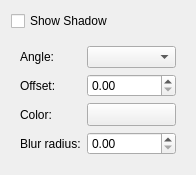
Qt form libs/widgets/KoShadowConfigWidget.ui (KDE/calligra) before a commit.
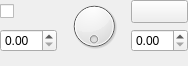
The same form after that commit. Custom widgets are drawn as their Qt base class.

Commit message:
Move shadow properties from docker to default tool option widget.
the option widget can be employed by other tools that find it useful, however
I don't see any other tools right now where it would make sense

What changed in the file:
```diff
--- a/libs/widgets/KoShadowConfigWidget.ui
+++ b/libs/widgets/KoShadowConfigWidget.ui
@@ -6,92 +6,72 @@
    <rect>
     <x>0</x>
     <y>0</y>
-    <width>196</width>
-    <height>148</height>
+    <width>188</width>
+    <height>66</height>
    </rect>
   </property>
   <layout class="QGridLayout" name="gridLayout_2">
-   <item row="0" column="0">
+   <property name="margin">
+    <number>0</number>
+   </property>
+   <item row="3" column="0">
     <widget class="QCheckBox" name="shadowVisible">
      <property name="text">
-      <string>Show Shadow</string>
+      <string/>
      </property>
     </widget>
    </item>
-   <item row="1" column="0">
-    <widget class="QWidget" name="shadowOptions" native="true">
-     <layout class="QGridLayout" name="gridLayout">
-      <item row="0" column="0">
-       <widget class="QLabel" name="label">
-        <property name="text">
-         <string>Angle:</string>
-        </property>
-       </widget>
-      </item>
-      <item row="0" column="1" colspan="2">
-       <widget class="KoSliderCombo" name="shadowAngle"/>
-      </item>
-      <item row="1" column="0">
-       <widget class="QLabel" name="label_2">
-        <property name="text">
-         <string>Offset:</string>
-        </property>
-       </widget>
-      </item>
-      <item row="1" column="1" colspan="2">
-       <widget class="KoUnitDoubleSpinBox" name="shadowOffset"/>
-      </item>
-      <item row="2" column="0">
-       <widget class="QLabel" name="label_3">
-        <property name="text">
-         <string>Color:</string>
-        </property>
-       </widget>
-      </item>
-      <item row="2" column="1" colspan="2">
-       <widget class="QToolButton" name="shadowColor">
-        <property name="sizePolicy">
-         <sizepolicy hsizetype="MinimumExpanding" vsizetype="Fixed">
-          <horstretch>0</horstretch>
-          <verstretch>0</verstretch>
-         </sizepolicy>
-        </property>
-       </widget>
-      </item>
-      <item row="3" column="0">
-       <widget class="QLabel" name="label_4">
-        <property name="text">
-         <string>Blur radius:</string>
-        </property>
-       </widget>
-      </item>
-      <item row="3" column="1" colspan="2">
-       <widget class="KoUnitDoubleSpinBox" name="shadowBlur"/>
-      </item>
-     </layout>
+   <item row="4" column="2">
+    <widget class="KoUnitDoubleSpinBox" name="shadowBlur"/>
+   </item>
+   <item row="4" column="0">
+    <widget class="KoUnitDoubleSpinBox" name="shadowOffset"/>
+   </item>
+   <item row="3" column="2">
+    <widget class="QToolButton" name="shadowColor">
+     <property name="sizePolicy">
+      <sizepolicy hsizetype="Preferred" vsizetype="Fixed">
+       <horstretch>0</horstretch>
+       <verstretch>0</verstretch>
+      </sizepolicy>
+     </property>
     </widget>
    </item>
-   <item row="2" column="0">
-    <spacer name="verticalSpacer">
-     <property name="orientation">
-      <enum>Qt::Vertical</enum>
+   <item row="3" column="1" rowspan="2">
+    <widget class="QDial" name="shadowAngle">
+     <property name="sizePolicy">
+      <sizepolicy hsizetype="Preferred" vsizetype="Preferred">
+       <horstretch>0</horstretch>
+       <verstretch>0</verstretch>
+      </sizepolicy>
      </property>
-     <property name="sizeHint" stdset="0">
-      <size>
-       <width>20</width>
-       <height>40</height>
-      </size>
+     <property name="maximum">
+      <number>359</number>
      </property>
-    </spacer>
+     <property name="wrapping">
+      <bool>true</bool>
+     </property>
+     <property name="notchTarget">
+      <double>3.700000000000000</double>
+     </property>
+     <property name="notchesVisible">
+      <bool>false</bool>
+     </property>
+    </widget>
+   </item>
+   <item row="5" column="1">
+    <widget class="QWidget" name="SpecialSpacer" native="true">
+     <property name="sizePolicy">
+      <sizepolicy hsizetype="Preferred" vsizetype="Expanding">
+       <horstretch>0</horstretch>
+       <verstretch>0</verstretch>
+      </sizepolicy>
+     </property>
+    </widget>
    </item>
   </layout>
  </widget>
  <customwidgets>
-  <customwidget>
-   <class>KoSliderCombo</class>
-   <extends>QComboBox</extends>
-   <header location="global">KoSliderCombo.h</header>
-  </customwidget>
   <customwidget>
    <class>KoUnitDoubleSpinBox</class>
    <extends>QDoubleSpinBox</extends>
```
The commit also changes 7 other files.
